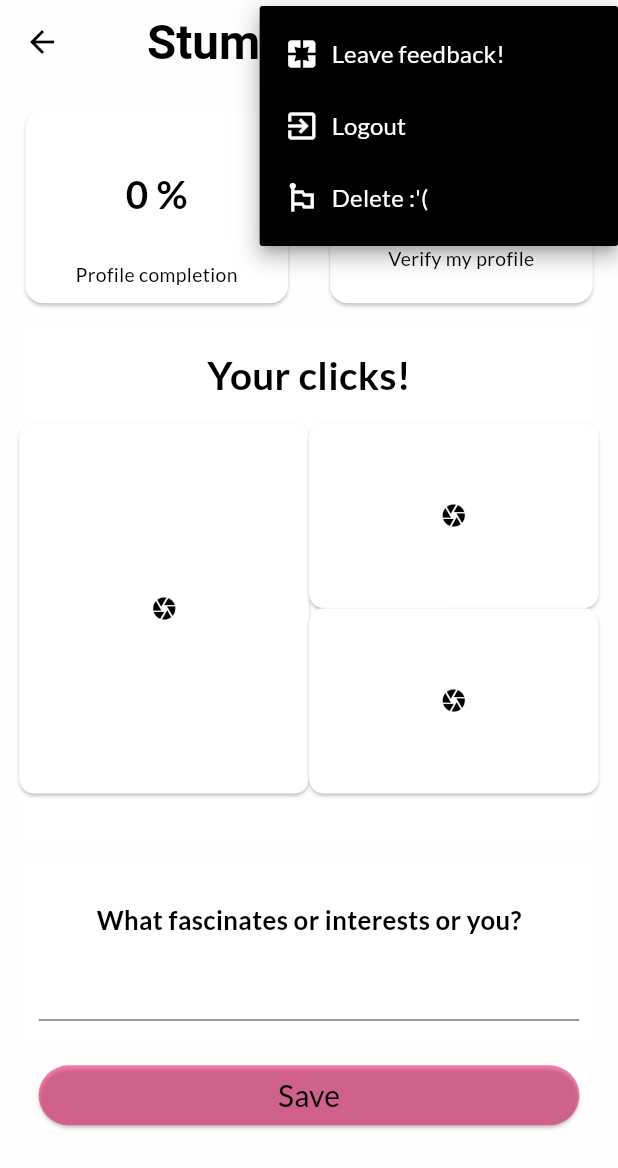
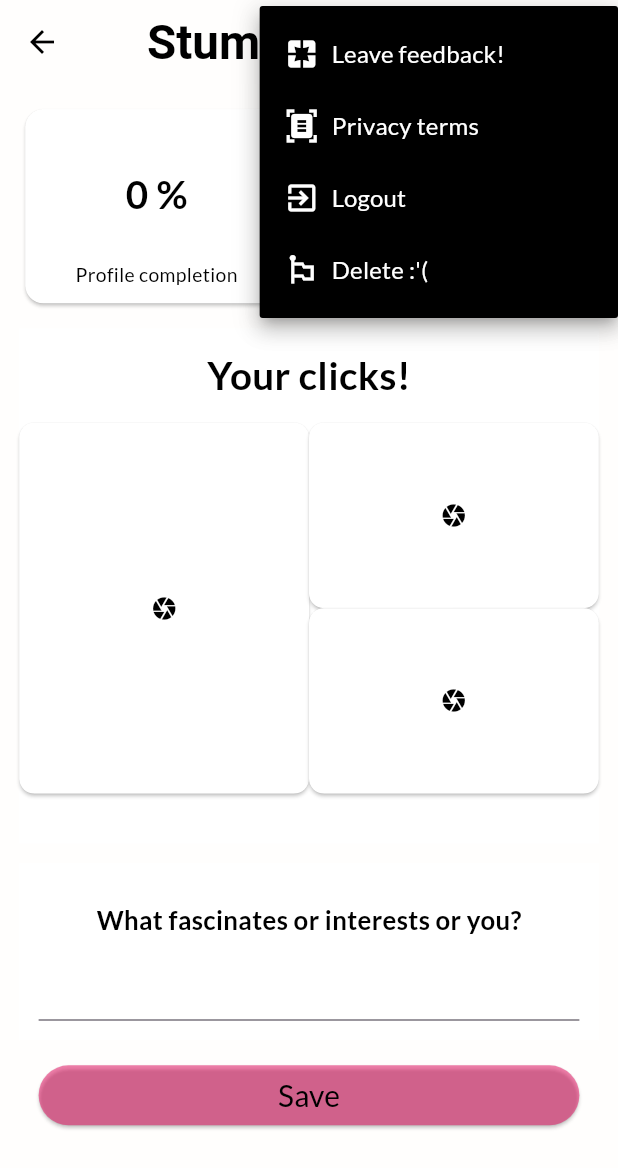
Before and after one commit to sarthakagrawal927/stumble-app, a Flutter app: the UserProfileCompletionScreen screen opened by its route, after a tap on the "menu" icon, on a phone screen of 412 x 824 dp. Shown: the top 1168 px of the screen. Run offline on Flutter 3.47's test engine with Material 3 defaults, Android fonts, the light colour scheme and no system bars; drawn by our look-alikes of showcaseview; our stand-ins replace cached_network_image, dio, firebase_core, firebase_crashlytics, firebase_messaging, flutter_otp_text_field and 9 more; missing offline and left inert: age_calculator, chucker_flutter, floating_bubbles; accounts and stored records are empty; Roboto replaces fonts that are missing (Sacramento).

Commit message:
Added privacy terms in dropdown.

```diff
--- a/lib/widgets/top_app_bar_with_logout_option.dart
+++ b/lib/widgets/top_app_bar_with_logout_option.dart
@@ -5,6 +5,7 @@ import 'package:flutter/material.dart';
 import 'package:google_fonts/google_fonts.dart';
 import 'package:intl_phone_number_input/intl_phone_number_input.dart';
 import 'package:provider/provider.dart';
+import 'package:url_launcher/url_launcher.dart';
 
 import '../constants.dart';
 import '../utils/internal_storage.dart';
@@ -13,6 +14,7 @@ enum DropdownOptions {
   feedback,
   logout,
   delete,
+  privacy,
 }
 
 class DropdownOptionVal {
@@ -25,6 +27,7 @@ class DropdownOptionVal {
 
 var defaultDropdownOptions = [
   DropdownOptionVal("Leave feedback!", Icons.pages, DropdownOptions.feedback),
+  DropdownOptionVal("Privacy terms", Icons.document_scanner, DropdownOptions.privacy),
   DropdownOptionVal("Logout", Icons.exit_to_app, DropdownOptions.logout),
   DropdownOptionVal("Delete :'(", Icons.emoji_flags, DropdownOptions.delete),
 ];
@@ -81,7 +84,10 @@ class TopAppBarWithLogoutOption extends StatelessWidget implements PreferredSize
                         .setActiveScreenMode(ScreenMode.landing);
                     Navigator.pushNamed(context, AuthScreen.routeName);
                   });
-                } else if (itemIdentifier == 'Delete :\'\(') {
+                } else if (itemIdentifier == 'Privacy terms') {
+                    launchUrl(
+                        Uri.parse('https://www.getstumble.app/privacy'));
+                } else if (itemIdentifier == 'Delete :\'(') {
                   deleteUserApi().then((_) => deleteSecureData(authKey).then((value) {
                     Provider.of<FirstScreenStateProviders>(context,
                             listen: false)
```
